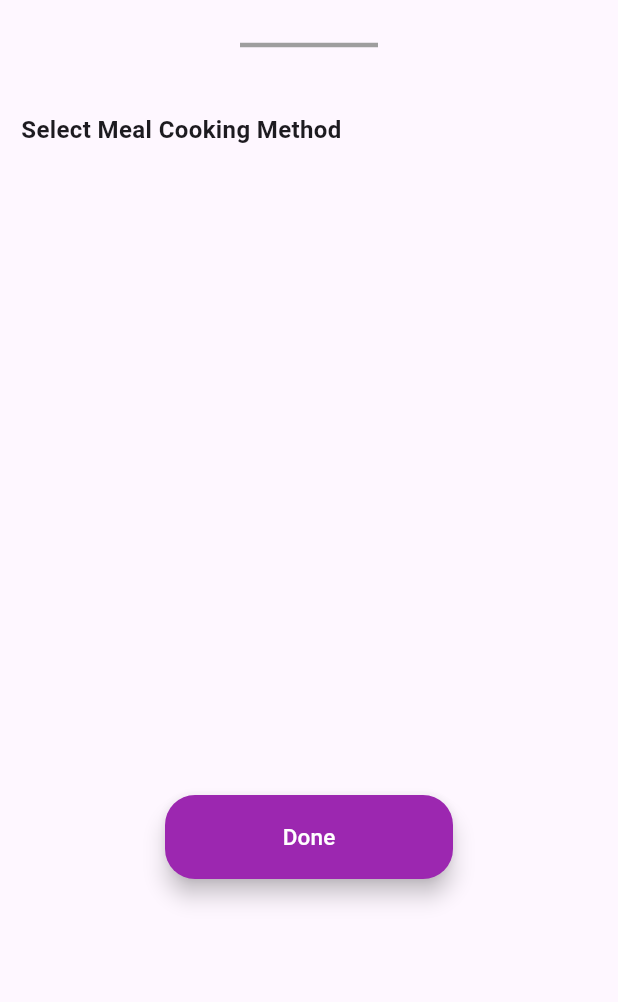
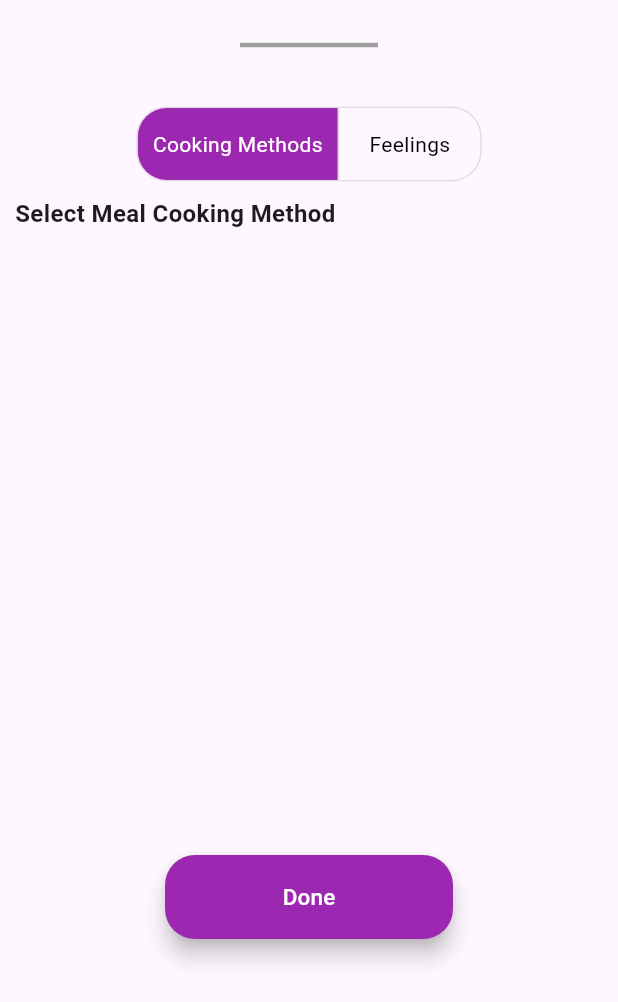
Before and after one commit to ChristianRotairo/CodingExam_Riverpod, a Flutter app: the CookingMethodsBottomSheet widget shown alone on an empty page, opened directly with empty values, on a phone screen of 412 x 824 dp. Shown: the top 1002 px of the screen. Run offline on Flutter 3.47's test engine with Material 3 defaults, Android fonts, the phone set to English and light mode, and no system bars; our stand-ins replace flutter_riverpod.

Commit message:
updated code

```diff
--- a/lib/features/data/models/second_screen_model.dart
+++ b/lib/features/data/models/second_screen_model.dart
@@ -1,6 +1,4 @@
 import 'package:flutter_riverpod/flutter_riverpod.dart';
-
-// Define the state model
 class SelectionState {
   final String selectedFeeling;
   final String selectedPlace;
@@ -50,4 +48,6 @@ class SelectionNotifier extends StateNotifier<SelectionState> {
   }
 
   void resetSelections() {}
+
+  void saveSelections() {}
 }
--- /dev/null
+++ b/lib/features/presentation/pages/cookingmethodscreen/cooking_method_screen.dart
@@ -0,0 +1,83 @@
+import 'package:flutter/material.dart';
+import '../../../domain/services/cooking_method_services.dart';
+
+
+class ViewDetailsContent extends StatelessWidget {
+  final CookingMethodsService cookingMethodsService;
+  final Set<int> selectedIndices;
+  final List<String> cookingMethods;
+
+  const ViewDetailsContent({
+    Key? key,
+    required this.cookingMethodsService,
+    required this.selectedIndices,
+    required this.cookingMethods,
+  }) : super(key: key);
+
+  @override
+  Widget build(BuildContext context) {
+    return Column(
+      crossAxisAlignment: CrossAxisAlignment.start,
+      children: [
+        const Padding(
+          padding: EdgeInsets.only(right: 170.0),
+          child: Text(
+            'Select Meal Cooking Method',
+            style: TextStyle(fontSize: 16, fontWeight: FontWeight.bold),
+          ),
+        ),
+        const SizedBox(height: 16),
+        SizedBox(
+          height: 400,
+          child: GridView.builder(
+            gridDelegate: const SliverGridDelegateWithFixedCrossAxisCount(
+              crossAxisCount: 3,
+              crossAxisSpacing: 20,
+              mainAxisSpacing: 20,
+              childAspectRatio: 2.6,
+            ),
+            itemCount: cookingMethods.length,
+            itemBuilder: (context, index) {
+              return SizedBox(
+                height: 40,
+                child: TextButton(
+                  style: TextButton.styleFrom(
+                    backgroundColor: selectedIndices.contains(index)
+                        ? Colors.purple
+                        : Colors.white,
+                    foregroundColor: selectedIndices.contains(index)
+                        ? Colors.white
+                        : Colors.black,
+                    shape: RoundedRectangleBorder(
+                      borderRadius: BorderRadius.circular(10),
+                      side: BorderSide(
+                        color: selectedIndices.contains(index)
+                            ? Colors.purple
+                            : Colors.grey.shade300,
+                        width: 1,
+                      ),
+                    ),
+                  ),
+                  onPressed: () {
+                    cookingMethodsService.toggleSelection(index);
+                    ScaffoldMessenger.of(context).showSnackBar(
+                      const SnackBar(
+                        content: Text('Information Saved'),
+                        behavior: SnackBarBehavior.floating,
+                      ),
+                    );
+                  },
+                  child: Text(
+                    cookingMethods[index],
+                    textAlign: TextAlign.center,
+                    style: const TextStyle(fontSize: 12),
+                  ),
+                ),
+              );
+            },
+          ),
+        ),
+      ],
+    );
+  }
+}
--- /dev/null
+++ b/lib/features/presentation/pages/homescreen/bottom_sheet_tile_widget.dart
@@ -0,0 +1,138 @@
+import 'package:femispace/features/data/repositories/button_repositories.dart';
+import 'package:flutter/material.dart';
+import 'package:flutter_riverpod/flutter_riverpod.dart';
+import '../cookingmethodscreen/cooking_method_screen.dart';
+import '../feelingscreen/feelingscreen.dart';
+
+class CookingMethodsBottomSheet extends ConsumerStatefulWidget {
+  final List<String> cookingMethods;
+
+  const CookingMethodsBottomSheet({
+    required this.cookingMethods,
+    super.key,
+  });
+
+  @override
+  ConsumerState<CookingMethodsBottomSheet> createState() =>
+      _CookingMethodsBottomSheetState();
+}
+
+class _CookingMethodsBottomSheetState
+    extends ConsumerState<CookingMethodsBottomSheet>
+    with SingleTickerProviderStateMixin {
+  bool _isViewDetails = true;
+  late AnimationController _animationController;
+
+  @override
+  void initState() {
+    super.initState();
+    _animationController = AnimationController(
+      duration: const Duration(milliseconds: 300),
+      vsync: this,
+    );
+  }
+
+  @override
+  void dispose() {
+    _animationController.dispose();
+    super.dispose();
+  }
+
+  @override
+  Widget build(BuildContext context) {
+    final cookingMethodsService = ref.watch(cookingMethodsServiceProvider);
+    final selectedIndices = cookingMethodsService.selectedIndices;
+
+    return Container(
+      padding: const EdgeInsets.only(top: 5, left: 10, right: 10, bottom: 15),
+      child: Column(
+        mainAxisSize: MainAxisSize.min,
+        crossAxisAlignment: CrossAxisAlignment.stretch,
+        children: [
+          const Divider(
+            color: Colors.grey,
+            height: 50,
+            thickness: 3,
+            indent: 150,
+            endIndent: 150,
+          ),
+          const SizedBox(height: 16),
+          _buildToggleButtons(),
+          const SizedBox(height: 10),
+          AnimatedSwitcher(
+            duration: const Duration(milliseconds: 300),
+            child: _isViewDetails
+                ? ViewDetailsContent(
+                    cookingMethodsService: cookingMethodsService,
+                    selectedIndices: selectedIndices,
+                    cookingMethods: widget.cookingMethods,
+                  )
+                : const FeelingScreenContent(),
+          ),
+          Padding(
+            padding: const EdgeInsets.only(left: 100.0, right: 100),
+            child: FloatingActionButton(
+              onPressed: () {
+                // Show the snackbar message
+                ScaffoldMessenger.of(context).showSnackBar(
+                  const SnackBar(
+                    content: Text('Information data saved successfully!'),
+                    behavior: SnackBarBehavior.floating,
+                    duration: Duration(seconds: 3),
+                  ),
+                );
+
+                // Navigate back
+                Navigator.pop(context);
+              },
+              backgroundColor: Colors.purple,
+              foregroundColor: Colors.white,
+              shape: RoundedRectangleBorder(
+                borderRadius: BorderRadius.circular(20),
+              ),
+              child: const Text(
+                'Done',
+                style: TextStyle(fontSize: 15),
+              ),
+            ),
+          ),
+        ],
+      ),
+    );
+  }
+
+  Widget _buildToggleButtons() {
+    return Center(
+      child: ToggleButtons(
+        fillColor: Colors.purple, // Color for the selected button
+        borderRadius: BorderRadius.circular(20),
+        isSelected: [_isViewDetails, !_isViewDetails],
+        onPressed: (int index) {
+          setState(() {
+            _isViewDetails = index == 0;
+          });
+        },
+        children: [
+          Padding(
+            padding: const EdgeInsets.symmetric(horizontal: 10, vertical: 10),
+            child: Text(
+              'Cooking Methods',
+              style: TextStyle(
+                color: _isViewDetails ? Colors.white : Colors.black,
+              ),
+            ),
+          ),
+          Padding(
+            padding: const EdgeInsets.symmetric(horizontal: 20, vertical: 10),
+            child: Text(
+              'Feelings',
+              style: TextStyle(
+                color: !_isViewDetails ? Colors.white : Colors.black,
+              ),
+            ),
+          ),
+        ],
+      ),
+    );
+  }
+}
--- a/lib/features/presentation/pages/homescreen/widget/modal_bottom_sheet.dart
+++ /dev/null
@@ -1,157 +0,0 @@
-import 'package:femispace/features/data/repositories/button_repositories.dart';
-import 'package:flutter/material.dart';
-import 'package:flutter_riverpod/flutter_riverpod.dart';
-
-class CookingMethodsBottomSheet extends ConsumerStatefulWidget {
-  final List<String> cookingMethods;
-
-  const CookingMethodsBottomSheet({
-    required this.cookingMethods,
-    super.key,
-  });
-
-  @override
-  ConsumerState<CookingMethodsBottomSheet> createState() =>
-      _CookingMethodsBottomSheetState();
-}
-
-class _CookingMethodsBottomSheetState
-    extends ConsumerState<CookingMethodsBottomSheet> {
-  bool _hasShownSnackbar =
-      false; // Flag to track if the Snackbar has been shown
-
-  @override
-  void dispose() {
-    _hasShownSnackbar = false; // Reset the flag when the modal is closed
-    super.dispose();
-  }
-
-  @override
-  Widget build(BuildContext context) {
-    final cookingMethodsService = ref.watch(cookingMethodsServiceProvider);
-    final selectedIndices = cookingMethodsService.selectedIndices;
-
-    return Container(
-      padding: const EdgeInsets.only(top: 5, left: 10, right: 10, bottom: 15),
-      child: Column(
-        mainAxisSize: MainAxisSize.min,
-        crossAxisAlignment: CrossAxisAlignment.stretch,
-        children: [
-          const Divider(
-            color: Colors.grey,
-            height: 50,
-            thickness: 3,
-            indent: 150,
-            endIndent: 150,
-          ),
-          // ignore: prefer_const_constructors
-          Padding(
-            padding: const EdgeInsets.only(right: 170.0, top:20),
-            child: const Text(
-              'Select Meal Cooking Method',
-              style: TextStyle(fontSize: 16, fontWeight: FontWeight.bold),
-              textAlign: TextAlign.center,
-            ),
-          ),
-          const SizedBox(height: 16),
-          SizedBox(
-            height: 400,
-            child: GridView.builder(
-              gridDelegate: const SliverGridDelegateWithFixedCrossAxisCount(
-                crossAxisCount: 3,
-                crossAxisSpacing: 20,
-                mainAxisSpacing: 20,
-                childAspectRatio: 2.6,
-              ),
-              itemCount: widget.cookingMethods.length,
-              itemBuilder: (context, index) {
-                return SizedBox(
-                  height: 40,
-                  child: TextButton(
-                    style: TextButton.styleFrom(
-                      backgroundColor: selectedIndices.contains(index)
-                          ? Colors.purple
-                          : Colors.white,
-                      foregroundColor: selectedIndices.contains(index)
-                          ? Colors.white
-                          : Colors.black,
-                      shape: RoundedRectangleBorder(
-                        borderRadius: BorderRadius.circular(10),
-                        side: BorderSide(
-                          color: selectedIndices.contains(index)
-                              ? Colors.purple
-                              : Colors.grey.shade300,
-                          width: 1,
-                        ),
-                      ),
-                    ),
-                    onPressed: () {
-                      cookingMethodsService.toggleSelection(index);
-                      if (!_hasShownSnackbar) {
-                        _hasShownSnackbar = true; // Set the flag to true
-                        ScaffoldMessenger.of(context).showSnackBar(
-                          SnackBar(
-                            backgroundColor: Colors.transparent,
-                            elevation: 0,
-                            content: Container(
-                              padding: const EdgeInsets.all(16.0),
-                              decoration: BoxDecoration(
-                                color: Colors.black87,
-                                borderRadius: BorderRadius.circular(12.0),
-                              ),
-                              child: const Center(
-                                child: Row(
-                                  children: [
-                                    Icon(
-                                      Icons.check_circle,
-                                      color: Colors.green,
-                                    ),
-                                    SizedBox(width: 10),
-                                    Text(
-                                      'Cooking method saved',
-                                      style: TextStyle(color: Colors.white),
-                                    ),
-                                  ],
-                                ),
-                              ),
-                            ),
-                            behavior: SnackBarBehavior.floating,
-                          ),
-                        );
-                      }
-                    },
-                    child: Text(
-                      widget.cookingMethods[index],
-                      textAlign: TextAlign.center,
-                      style: const TextStyle(fontSize: 12),
-                    ),
-                  ),
-                );
-              },
-            ),
-          ),
-          const SizedBox(height: 16),
-          Padding(
-            padding: const EdgeInsets.only(left:100.0, right: 100),
-
-              child: FloatingActionButton(
-                onPressed: () {
-                  Navigator.pop(context);
-                },
-                backgroundColor: Colors.purple,
-                foregroundColor: Colors.white,
-                shape: RoundedRectangleBorder(
-                  borderRadius: BorderRadius.circular(20),
-                ),
-                child: const Text(
-                  'Done',
-                  style: TextStyle(fontSize: 15), // Adjust text size if needed
-                ),
-              ),
-
-          )
-        ],
-      ),
-    );
-  }
-}
```
Also changed, not shown: lib/features/presentation/pages/feelingscreen/feeling_tile_widget.dart (added, +57 -0 lines), lib/features/presentation/pages/feelingscreen/feelingscreen.dart (added, +62 -0 lines), lib/features/presentation/pages/homescreen/homescreen.dart (+1 -15 lines), lib/features/presentation/pages/homescreen/widget/second_modal_bottom_screen.dart (deleted, +0 -152 lines), lib/features/presentation/pages/homescreen/widget/section_widget.dart (deleted, +0 -79 lines).
